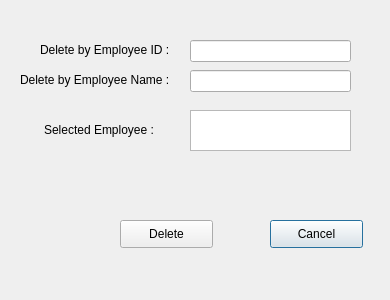
This is newDesign/employeeDelete.ui in SPRYK/DatabaseProject as Qt 5 draws it before an edit. The edited form follows.
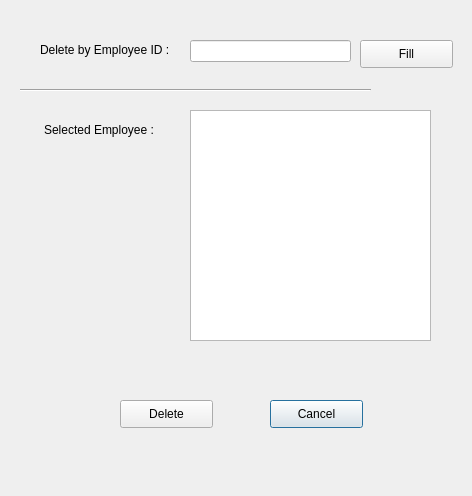
This is the edited form.

Commit message: finish patient and employee ui

Patch:
```diff
--- a/newDesign/employeeDelete.ui
+++ b/newDesign/employeeDelete.ui
@@ -6,8 +6,8 @@
    <rect>
     <x>0</x>
     <y>0</y>
-    <width>390</width>
-    <height>300</height>
+    <width>472</width>
+    <height>496</height>
    </rect>
   </property>
   <property name="windowTitle">
@@ -17,7 +17,7 @@
    <property name="geometry">
     <rect>
      <x>270</x>
-     <y>220</y>
+     <y>400</y>
      <width>93</width>
      <height>28</height>
     </rect>
@@ -66,7 +66,7 @@
    <property name="geometry">
     <rect>
      <x>120</x>
-     <y>220</y>
+     <y>400</y>
      <width>93</width>
      <height>28</height>
     </rect>
@@ -80,8 +80,8 @@
     <rect>
      <x>190</x>
      <y>110</y>
-     <width>161</width>
-     <height>41</height>
+     <width>241</width>
+     <height>231</height>
     </rect>
    </property>
    <property name="html">
@@ -92,27 +92,30 @@
 &lt;p style=&quot;-qt-paragraph-type:empty; margin-top:0px; margin-bottom:0px; margin-left:0px; margin-right:0px; -qt-block-indent:0; text-indent:0px;&quot;&gt;&lt;br /&gt;&lt;/p&gt;&lt;/body&gt;&lt;/html&gt;</string>
    </property>
   </widget>
-  <widget class="QLineEdit" name="lineEdit_2">
-   <property name="geometry">
-    <rect>
-     <x>190</x>
-     <y>70</y>
-     <width>161</width>
-     <height>22</height>
-    </rect>
-   </property>
-  </widget>
-  <widget class="QLabel" name="label_3">
+  <widget class="Line" name="line">
    <property name="geometry">
     <rect>
      <x>20</x>
-     <y>70</y>
-     <width>161</width>
+     <y>80</y>
+     <width>351</width>
      <height>20</height>
     </rect>
    </property>
+   <property name="orientation">
+    <enum>Qt::Horizontal</enum>
+   </property>
+  </widget>
+  <widget class="QPushButton" name="fill">
+   <property name="geometry">
+    <rect>
+     <x>360</x>
+     <y>40</y>
+     <width>93</width>
+     <height>28</height>
+    </rect>
+   </property>
    <property name="text">
-    <string>Delete by Employee Name :</string>
+    <string>Fill</string>
    </property>
   </widget>
  </widget>
```
Left out of the diff: 6 changed lines with no effect on the pictures. The commit also changes 13 other files.
